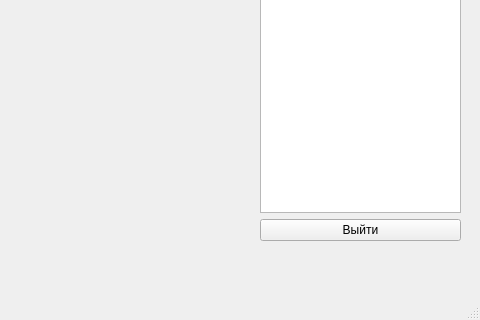
vernolll/MusicTogether-App, file ui/mainwindow.ui: the form before one commit; both pictures show x 320 to 800 and y 280 to 600 of the 800 by 600 pixel window.
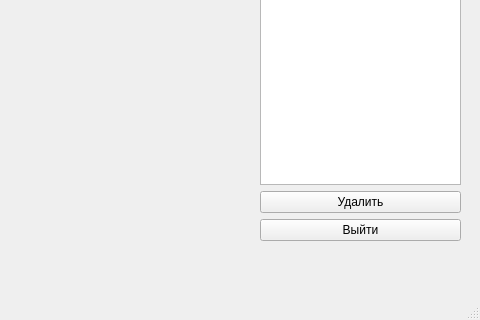
The form after the commit. The open tabs and pages were chosen to show the change.

```diff
--- a/ui/mainwindow.ui
+++ b/ui/mainwindow.ui
@@ -204,6 +204,13 @@
        <item>
         <widget class="QTableView" name="tableView_rooms"/>
        </item>
+       <item>
+        <widget class="QPushButton" name="pushButton_del">
+         <property name="text">
+          <string>Удалить</string>
+         </property>
+        </widget>
+       </item>
        <item>
         <widget class="QPushButton" name="pushButton_exit">
          <property name="text">
```
